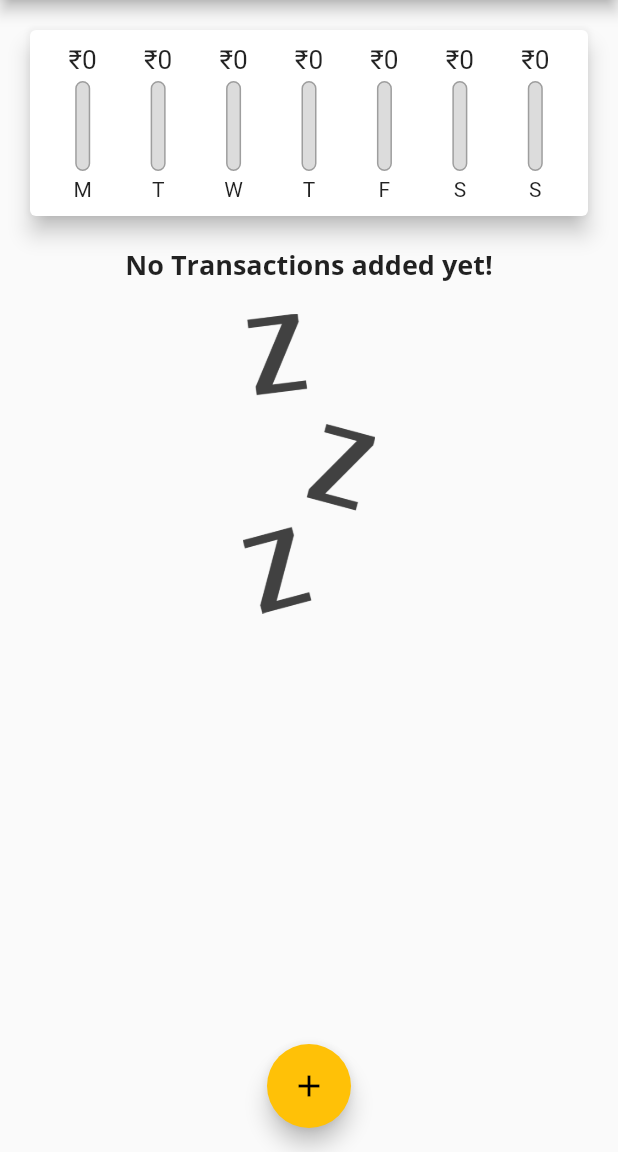
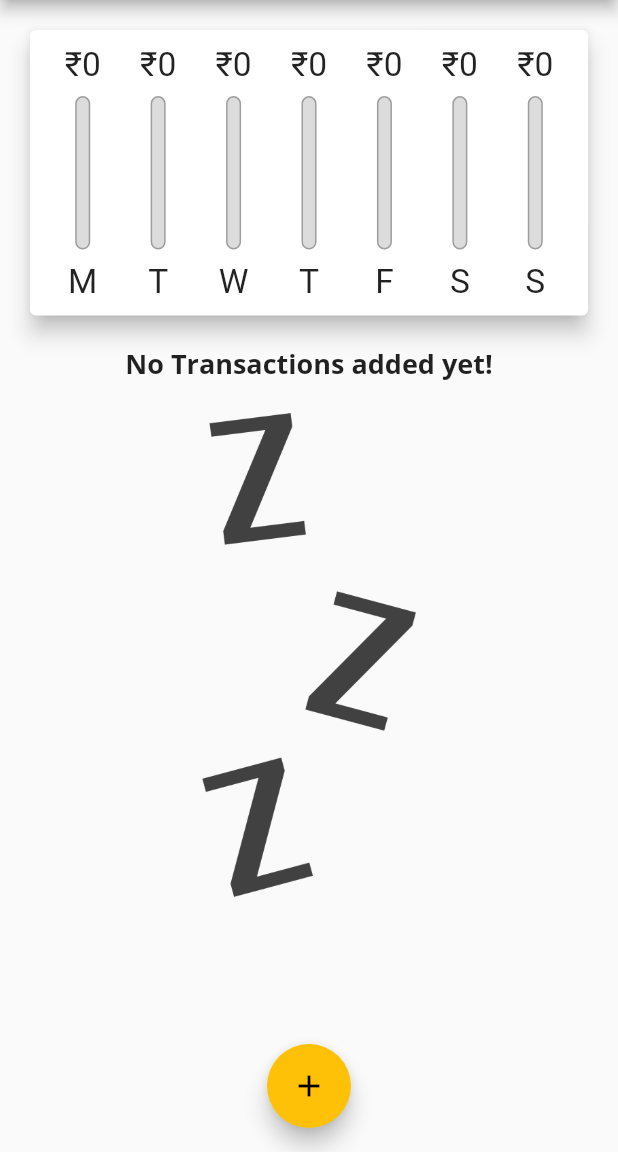
Before and after one commit to avinashtechlvr/expenses-planner-android-app-flutter, a Flutter app: the screen it shows after launch, on a phone screen of 412 x 824 dp, the part 84-1236 px from its top. Run offline on Flutter 3.47's test engine with Material 2 defaults, Android fonts, the phone set to English and light mode, and no system bars.

Commit message:
Adding Responsive ui to app according to size and view

```diff
--- a/lib/main.dart
+++ b/lib/main.dart
@@ -59,6 +59,7 @@ class _MyHomePageState extends State<MyHomePage> {
     }).toList();
   }
 
+  bool _showChart = false;
   void _addNewTransaction(String txTitle, int txAmount, DateTime chosenDate) {
     final newTx = Transaction(
       title: txTitle,
@@ -94,8 +95,10 @@ class _MyHomePageState extends State<MyHomePage> {
 
   @override
   Widget build(BuildContext context) {
-    return Scaffold(
-      appBar: AppBar(
+    final mediaQuery = MediaQuery.of(context);
+    final isLandScape =
+        MediaQuery.of(context).orientation == Orientation.landscape;
+    final appBar = AppBar(
       title: Text(
         'Personal Expenses',
         style: TextStyle(fontFamily: 'OpenSans'),
@@ -106,13 +109,52 @@ class _MyHomePageState extends State<MyHomePage> {
           icon: Icon(Icons.add),
         ),
       ],
-      ),
+    );
+
+    final txListWidget = Container(
+        height: (mediaQuery.size.height -
+                appBar.preferredSize.height -
+                mediaQuery.padding.top) *
+            0.7,
+        child: TransactionList(_userTransactions, _deleteTransaction));
+    return Scaffold(
+      appBar: appBar,
       body: SingleChildScrollView(
         child: Column(
           // mainAxisAlignment: MainAxisAlignment.spaceEvenly,
           children: [
-            Chart(_recentTransactions),
-            TransactionList(_userTransactions, _deleteTransaction),
+            if (isLandScape)
+              Row(
+                mainAxisAlignment: MainAxisAlignment.center,
+                children: [
+                  Text('Show Chart'),
+                  Switch(
+                    value: _showChart,
+                    onChanged: (val) {
+                      setState(() {
+                        _showChart = val;
+                      });
+                    },
+                  ),
+                ],
+              ),
+            if (!isLandScape)
+              Container(
+                  height: (mediaQuery.size.height -
+                          appBar.preferredSize.height -
+                          mediaQuery.padding.top) *
+                      0.3,
+                  child: Chart(_recentTransactions)),
+            if (!isLandScape) txListWidget,
+            if (isLandScape)
+              _showChart
+                  ? Container(
+                      height: (mediaQuery.size.height -
+                              appBar.preferredSize.height -
+                              mediaQuery.padding.top) *
+                          0.7,
+                      child: Chart(_recentTransactions))
+                  : txListWidget
           ],
         ),
       ),
--- a/lib/widgets/chart_bars.dart
+++ b/lib/widgets/chart_bars.dart
@@ -7,16 +7,18 @@ class ChartBar extends StatelessWidget {
   ChartBar(this.label, this.spendingAmount, this.spendingPercentage);
   @override
   Widget build(BuildContext context) {
+    return LayoutBuilder(
+      builder: (ctx, constraints) {
         return Column(
           children: [
             Container(
-            height: 20,
+                height: constraints.maxHeight * 0.15,
                 child: FittedBox(child: Text('₹${spendingAmount.toString()}'))),
             SizedBox(
-          height: 4,
+              height: constraints.maxHeight * 0.05,
             ),
             Container(
-          height: 60,
+              height: constraints.maxHeight * 0.6,
               width: 10,
               child: Stack(
                 children: [
@@ -40,10 +42,14 @@ class ChartBar extends StatelessWidget {
               ),
             ),
             SizedBox(
-          height: 4,
+              height: constraints.maxHeight * 0.05,
             ),
-        Text(label)
+            Container(
+                height: constraints.maxHeight * 0.15,
+                child: FittedBox(child: Text(label)))
           ],
+        );
+      },
     );
   }
 }
--- a/lib/widgets/new_transaction.dart
+++ b/lib/widgets/new_transaction.dart
@@ -50,9 +50,15 @@ class _NewTransactionState extends State<NewTransaction> {
 
   @override
   Widget build(BuildContext context) {
-    return Card(
+    return SingleChildScrollView(
+      child: Card(
         child: Container(
-        padding: EdgeInsets.all(10),
+          padding: EdgeInsets.only(
+            top: 10,
+            left: 10,
+            right: 10,
+            bottom: MediaQuery.of(context).viewInsets.bottom + 10,
+          ),
           child: Column(
             crossAxisAlignment: CrossAxisAlignment.end,
             children: [
@@ -109,6 +115,7 @@ class _NewTransactionState extends State<NewTransaction> {
             ],
           ),
         ),
+      ),
     );
   }
 }
--- a/lib/widgets/transaction_list.dart
+++ b/lib/widgets/transaction_list.dart
@@ -8,10 +8,10 @@ class TransactionList extends StatelessWidget {
   TransactionList(this.transactions, this.deleteTx);
   @override
   Widget build(BuildContext context) {
-    return Container(
-      height: 500,
-      child: transactions.isEmpty
-          ? Column(
+    return transactions.isEmpty
+        ? LayoutBuilder(
+            builder: (context, constraints) {
+              return Column(
                 children: [
                   Text(
                     'No Transactions added yet!',
@@ -21,13 +21,15 @@ class TransactionList extends StatelessWidget {
                     height: 20,
                   ),
                   Container(
-                  height: 200,
+                    height: constraints.maxHeight * 0.6,
                     child: Image.asset(
                       'assets/images/waiting.png',
                       fit: BoxFit.cover,
                     ),
                   )
                 ],
+              );
+            },
           )
         : ListView.builder(
             itemBuilder: (con, index) {
@@ -50,9 +52,15 @@ class TransactionList extends StatelessWidget {
                     transactions[index].title,
                     style: Theme.of(context).textTheme.title,
                   ),
-                    subtitle: Text(
-                        DateFormat.yMMMd().format(transactions[index].date)),
-                    trailing: IconButton(
+                  subtitle:
+                      Text(DateFormat.yMMMd().format(transactions[index].date)),
+                  trailing: MediaQuery.of(context).size.width > 460
+                      ? FlatButton.icon(
+                          textColor: Theme.of(context).errorColor,
+                          label: Text('Delete'),
+                          icon: Icon(Icons.delete),
+                          onPressed: () => deleteTx(transactions[index].id))
+                      : IconButton(
                           icon: Icon(Icons.delete),
                           color: Theme.of(context).errorColor,
                           onPressed: () => deleteTx(transactions[index].id),
@@ -61,7 +69,6 @@ class TransactionList extends StatelessWidget {
               );
             },
             itemCount: transactions.length,
-            ),
           );
   }
 }
```
Also changed, not shown: 2 other files. Lines whose indentation alone changed are shown as unchanged.
